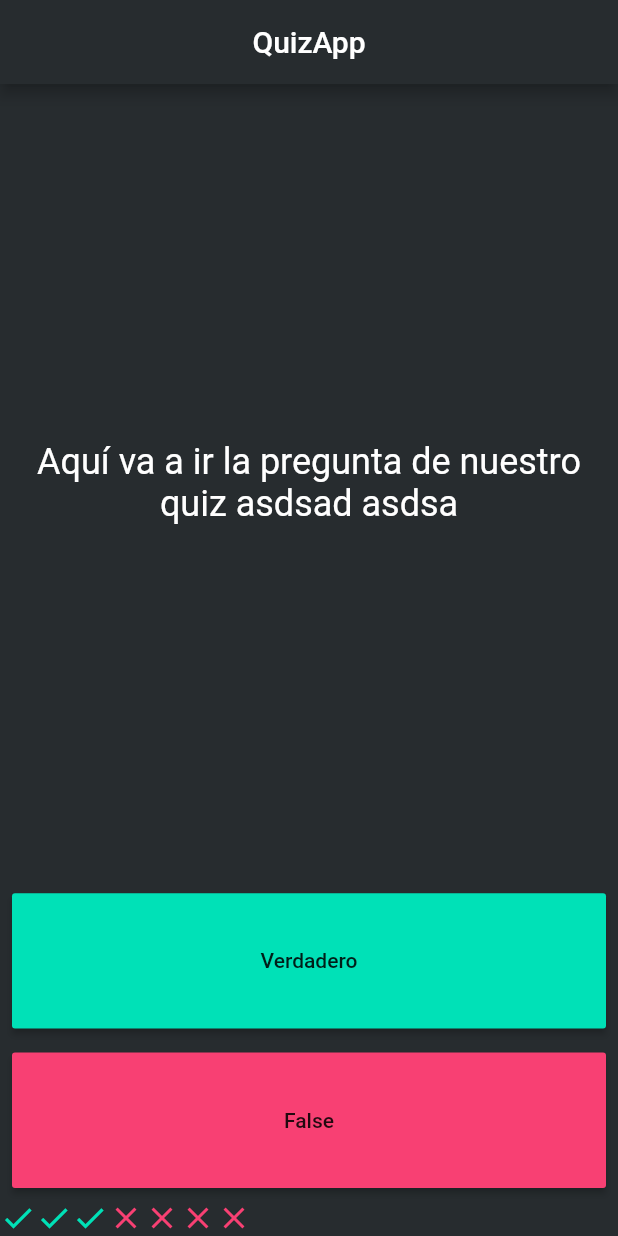
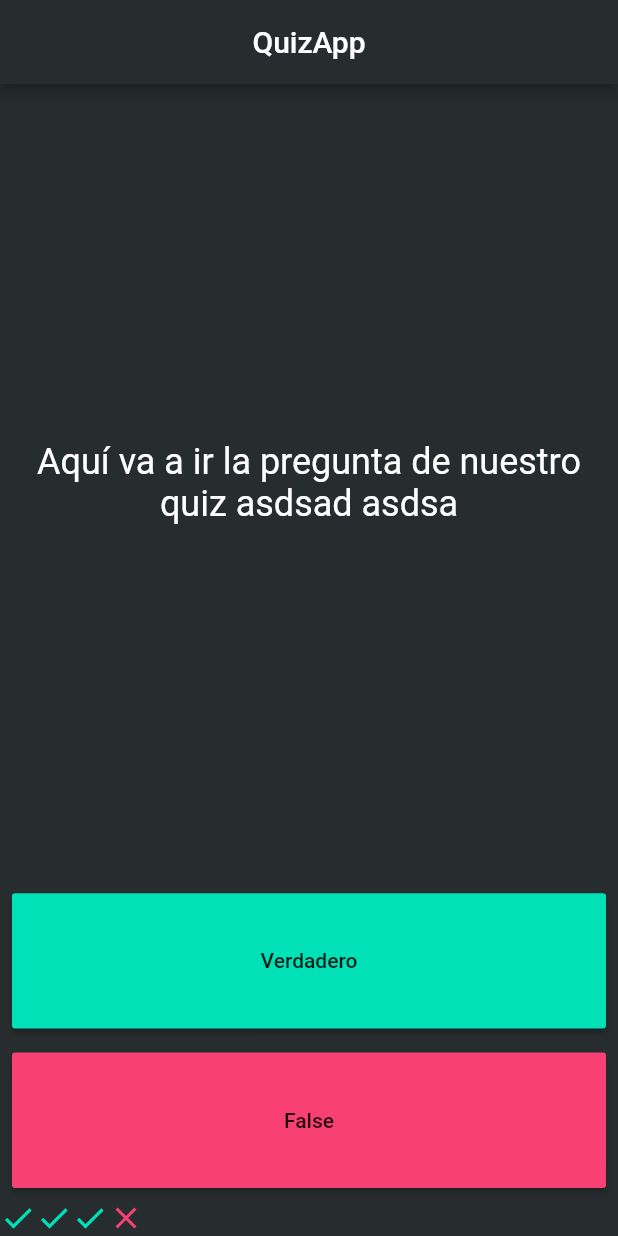
Before and after one commit to eeBarrionuevo/flutter_codigo5_quiz, a Flutter app: the screen it shows after launch, on a phone screen of 412 x 824 dp. Run offline on Flutter 3.47's test engine with Material 2 defaults, Android fonts, the phone set to English and light mode, and no system bars.

```diff
--- a/lib/main.dart
+++ b/lib/main.dart
@@ -17,7 +17,20 @@ class MyApp extends StatelessWidget {
 }
 
 class QuizPage extends StatelessWidget {
-  const QuizPage({Key? key}) : super(key: key);
+
+  List<String> questions = [
+    "El hombre llegó a la luna?",
+    "La tierra es plana?",
+    "Desayunaron?",
+  ];
+
+  List<Icon> scoreKeeper = [
+    Icon(Icons.check,color: Color(0xff00E1B7),),
+    Icon(Icons.check,color: Color(0xff00E1B7),),
+    Icon(Icons.check,color: Color(0xff00E1B7),),
+    Icon(Icons.close,color: Color(0xfff84073),),
+  ];
+
 
   @override
   Widget build(BuildContext context) {
@@ -65,15 +78,7 @@ class QuizPage extends StatelessWidget {
             ),
           ),
           Row(
-            children: [
-              Icon(Icons.check,color: Color(0xff00E1B7),),
-              Icon(Icons.check,color: Color(0xff00E1B7),),
-              Icon(Icons.check,color: Color(0xff00E1B7),),
-              Icon(Icons.close,color: Color(0xfff84073),),
-              Icon(Icons.close,color: Color(0xfff84073),),
-              Icon(Icons.close,color: Color(0xfff84073),),
-              Icon(Icons.close,color: Color(0xfff84073),),
-            ],
+            children: scoreKeeper,
           ),
         ],
       ),
```
